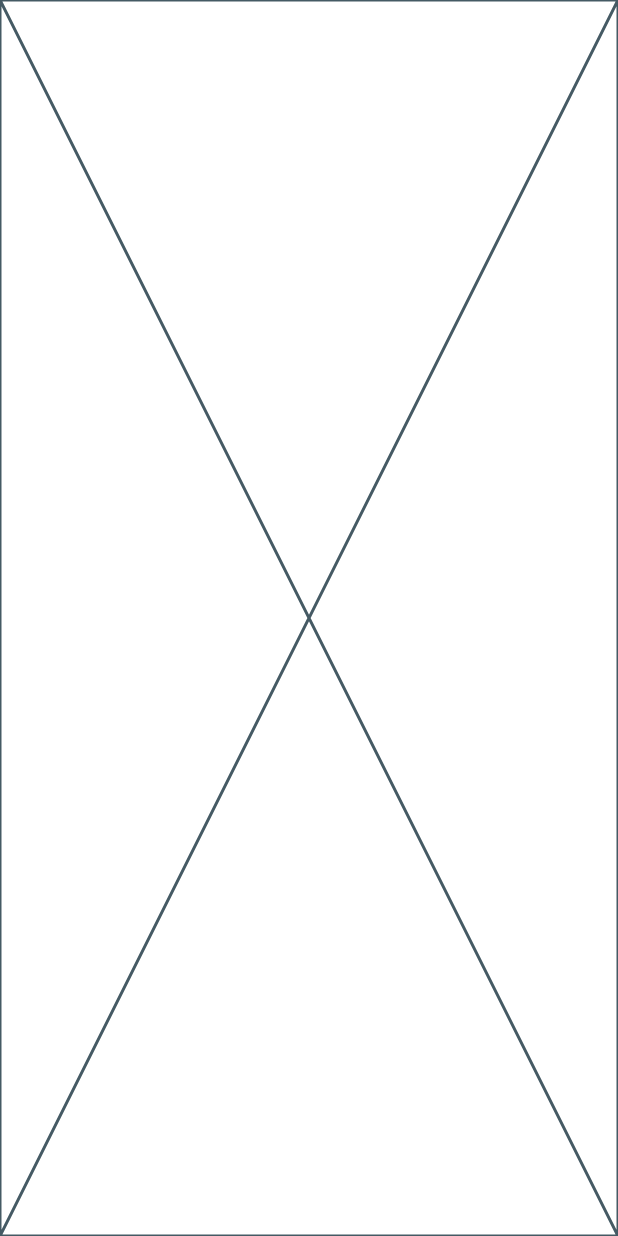
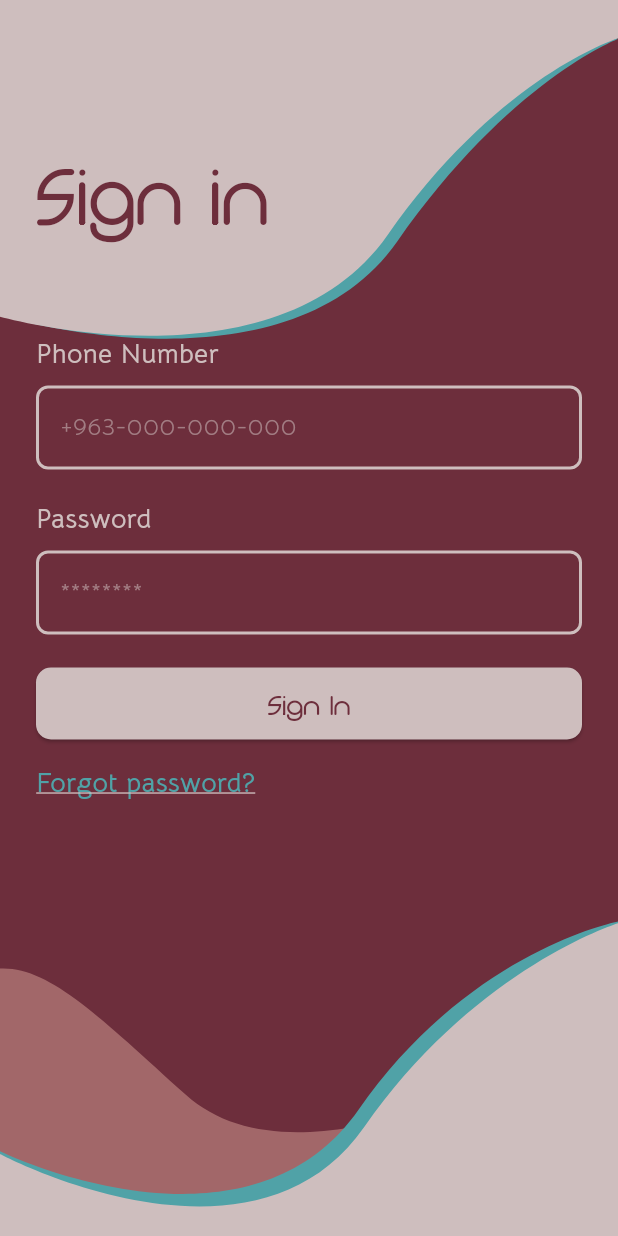
Before and after one commit to 0-A-Y-A-0/project, a Flutter app: the screen it shows after launch, on a phone screen of 412 x 824 dp. Run offline on Flutter 3.47's test engine with Material 3 defaults, Android fonts, the phone set to English and light mode, and no system bars; our stand-ins replace flutter_riverpod, flutter_svg.

Commit message:
added themes,fonts, and sign_in =3

```diff
--- /dev/null
+++ b/lib/components/sign_in_screen.dart
@@ -0,0 +1,99 @@
+import 'package:flutter/material.dart';
+import 'package:flutter_svg/flutter_svg.dart';
+import 'package:project/widgets/my_text_field.dart';
+import '../widgets/primary_button.dart';
+
+class SignInScreen extends StatefulWidget {
+  const SignInScreen({super.key});
+
+  @override
+  State<SignInScreen> createState() => _SignInScreenState();
+}
+
+class _SignInScreenState extends State<SignInScreen> {
+  final _phoneCtrl = TextEditingController(); //these are used to write in the textfield n clear it n take input
+  final _passCtrl = TextEditingController();
+
+
+  @override
+  Widget build(BuildContext context) {
+     final isDark = Theme.of(context).brightness == Brightness.dark;
+
+    final bgAsset = isDark
+        ? 'assets/images/backgrounds/signin_dark_bg.svg'
+        : 'assets/images/backgrounds/signin_light_bg.svg';
+        //to put the correct bg
+
+    final cs = Theme.of(context).colorScheme;
+
+    return Scaffold(
+
+      body: Stack //to put the bg svg under the rest
+      (
+        children:[
+          Positioned.fill(
+            child: SvgPicture.asset(
+              bgAsset,
+              fit: BoxFit.fill,
+            ),
+          ),
+          Container(
+            padding: const EdgeInsets.symmetric(horizontal: 24, vertical: 18),
+            child: Column(
+              crossAxisAlignment: CrossAxisAlignment.start,
+              children: [
+                const SizedBox(height: 70),
+                Text(
+                  "Sign in",
+                  style: TextStyle(
+                    color: cs.onPrimary,
+                    fontSize: 56,
+                    fontFamily: 'Monoglyceride',
+                  ),
+                ),
+                const SizedBox(height: 55),
+                Text("Phone Number", style: TextStyle(color: cs.onSurface,fontWeight: FontWeight.w700,fontSize:18 )),
+                const SizedBox(height: 8),
+                MyTextField(
+                  controller: _phoneCtrl,
+                  hintText: "+963-000-000-000",
+                  keyboardType: TextInputType.phone,
+                ),
+
+                const SizedBox(height: 20),
+
+                Text("Password", style: TextStyle(color: cs.onSurface,fontWeight: FontWeight.w700,fontSize:18)),
+                const SizedBox(height: 8),
+                MyTextField(
+                  controller: _passCtrl,
+                  hintText: "********",
+                  obscureText: true,
+                ),
+
+                const SizedBox(height: 22),
+
+                PrimaryButton(
+                  label: "Sign In",
+                  onPressed: (){},
+                ),
+
+                const SizedBox(height: 16),
+
+                Text(
+                  "Forgot password?",
+                  style: TextStyle(
+                    fontWeight: FontWeight.w700,fontSize:18,
+                    color: cs.secondary,
+                    decoration: TextDecoration.underline,
+                  ),
+
+                ),
+                const SizedBox(height: 100),
+              ],
+            ),
+          ),
+        ]
+      ),
+    );
+  }
+}
--- /dev/null
+++ b/lib/components/theme.dart
@@ -0,0 +1,52 @@
+import 'package:flutter/material.dart';
+
+class AppTheme {
+  static const tootie = Color(0xFF6D2E3C);
+  static const beige = Color(0xFFCEBEBE);
+  static const fairouzi = Color(0xFF50A2A7);
+  static const dustyRose = Color(0xFFA26769);
+
+  static ThemeData light() {
+    final cs = const ColorScheme(
+      brightness: Brightness.light,
+      primary: tootie, //button
+      onPrimary: beige, //text on button
+      secondary: fairouzi,
+      onSecondary: Colors.white, //its required i just had to put it
+      tertiary: dustyRose,
+      surface: beige,
+      onSurface: tootie,
+      error: Color.fromARGB(255, 172, 19, 8), //same here
+      onError: Colors.white, //same here
+    );
+
+    return ThemeData(
+      useMaterial3: true,
+      colorScheme: cs,
+      fontFamily: 'BellotaText',
+      scaffoldBackgroundColor: cs.surface,
+    );
+  }
+
+  static ThemeData dark() {
+    final cs = const ColorScheme(
+      brightness: Brightness.dark,
+      primary: beige,
+      onPrimary: tootie,
+      secondary: fairouzi,
+      onSecondary: Colors.black,
+      tertiary: dustyRose,
+      surface: tootie,
+      onSurface: beige,
+      error: Color.fromARGB(255, 161, 16, 6),
+      onError: Colors.black,
+    );
+
+    return ThemeData(
+      useMaterial3: true,
+      colorScheme: cs,
+      fontFamily: 'BellotaText',
+      scaffoldBackgroundColor: cs.surface,
+    );
+  }
+}
--- a/lib/main.dart
+++ b/lib/main.dart
@@ -1,5 +1,7 @@
 import 'package:flutter/material.dart';
 import 'package:flutter_riverpod/flutter_riverpod.dart';
+import 'package:project/components/sign_in_screen.dart';
+import 'package:project/components/theme.dart';
 
 void main() {
   runApp(const ProviderScope(child: watashiWaSta()));
@@ -10,6 +12,12 @@ class watashiWaSta extends StatelessWidget {
 
   @override
   Widget build(BuildContext context) {
-    return const Placeholder();
+    return MaterialApp(
+      debugShowCheckedModeBanner: false,
+      theme: AppTheme.light(),
+      darkTheme: AppTheme.dark(),
+      themeMode: ThemeMode.dark,
+      home: const SignInScreen(),
+    );
   }
 }
--- /dev/null
+++ b/lib/widgets/my_text_field.dart
@@ -0,0 +1,40 @@
+import 'package:flutter/material.dart';
+
+class MyTextField extends StatelessWidget {
+  const MyTextField({
+    super.key,
+    required this.controller,
+    required this.hintText,
+    this.obscureText = false,
+    this.keyboardType,
+  });
+
+  final TextEditingController controller;
+  final String hintText;
+  final bool obscureText;
+  final TextInputType? keyboardType;
+
+  @override
+  Widget build(BuildContext context) {
+    final cs = Theme.of(context).colorScheme;
+
+    return TextField(
+      controller: controller,
+      obscureText: obscureText,
+      keyboardType: keyboardType,
+      style: TextStyle(color: cs.onSurface,),
+      decoration: InputDecoration(
+        hintText: hintText,
+        hintStyle: TextStyle(color: cs.onSurface.withOpacity(0.55)),
+        enabledBorder: OutlineInputBorder(
+          borderRadius: BorderRadius.circular(8),
+          borderSide: BorderSide(color: cs.onSurface, width: 2),
+        ),
+        focusedBorder: OutlineInputBorder(
+          borderRadius: BorderRadius.circular(8),
+          borderSide: BorderSide(color: cs.secondary, width: 2),
+        ),
+      ),
+    );
+  }
+}
--- /dev/null
+++ b/lib/widgets/primary_button.dart
@@ -0,0 +1,32 @@
+import 'package:flutter/material.dart';
+
+class PrimaryButton extends StatelessWidget {
+  const PrimaryButton({
+    super.key,
+    required this.label,
+    required this.onPressed,
+  });
+
+  final String label;
+  final VoidCallback? onPressed;
+
+  @override
+  Widget build(BuildContext context) {
+    final cs = Theme.of(context).colorScheme;
+
+
+    return SizedBox(
+      height: 48,
+      width: double.infinity,
+      child: ElevatedButton(
+        style: ElevatedButton.styleFrom(
+          backgroundColor: cs.primary,
+          foregroundColor: cs.onPrimary,
+          shape: RoundedRectangleBorder(borderRadius: BorderRadius.circular(10)),
+        ),
+        onPressed: (){},
+        child: Text(label, style: const TextStyle(fontFamily: 'Monoglyceride',fontSize: 20)),
+      ),
+    );
+  }
+}
```
Also changed, not shown: pubspec.yaml (+12 -10 lines), assets/fonts/BellotaText-Bold.ttf (added), assets/fonts/BellotaText-Regular.ttf (added), assets/fonts/Monoglyceride.ttf (added), assets/images/backgrounds/signin_dark_bg.svg (added), assets/images/backgrounds/signin_light_bg.svg (added), pubspec.lock.
